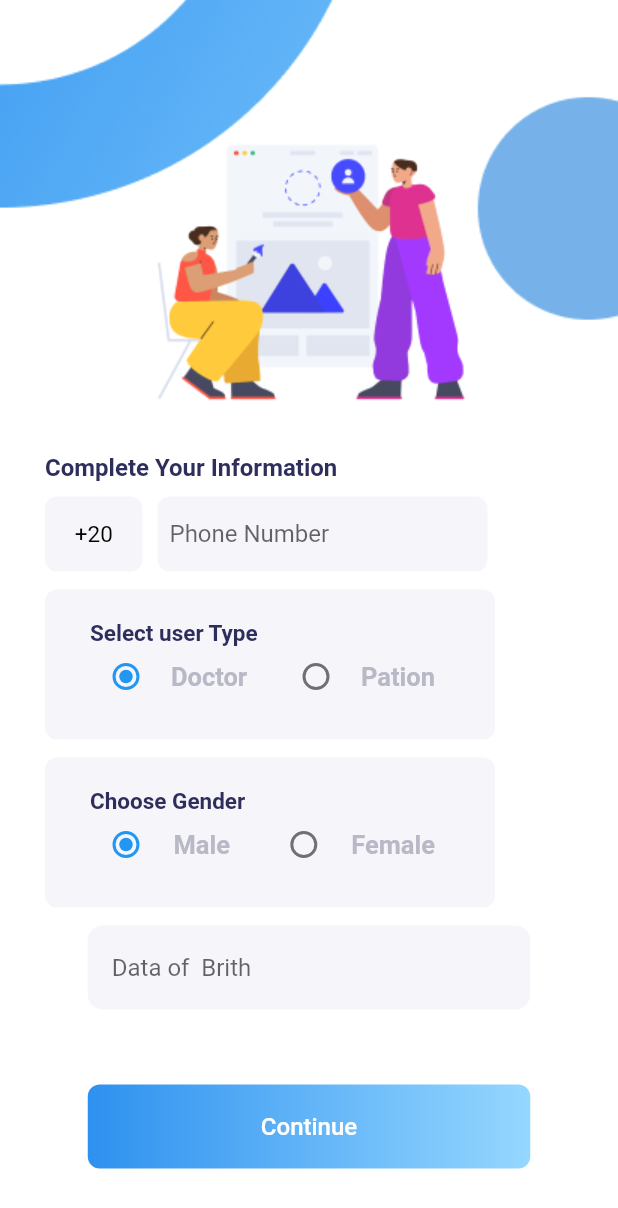
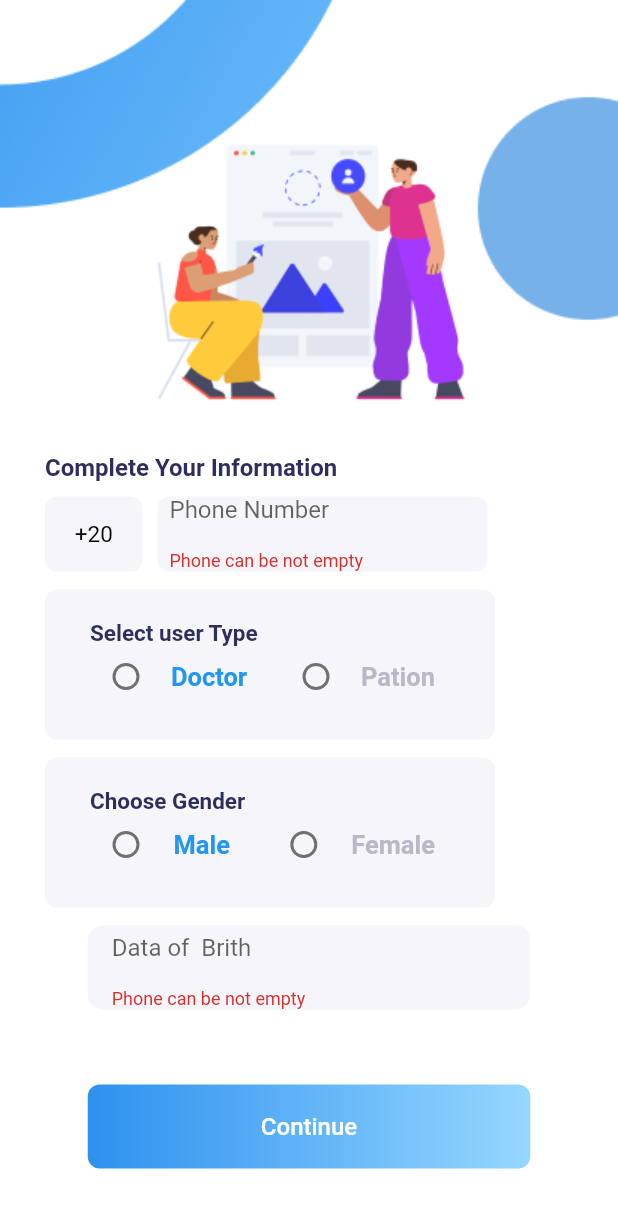
Before and after one commit to Abdulrahman160/my_final_progict, a Flutter app: the PersonalizationView screen opened directly, after a tap on "Continue", on a phone screen of 412 x 824 dp. Shown: the top 1208 px of the screen. Run offline on Flutter 3.47's test engine with Material 2 defaults, Android fonts, the phone set to English and light mode, and no system bars; our stand-ins replace shared_preferences; accounts and stored records are empty.

Commit message:
finish Personalization

```diff
--- a/lib/view/Login.dart
+++ b/lib/view/Login.dart
@@ -248,9 +248,9 @@ class _LoginViewState extends State<LoginView> {
           ),
         ));
   }
-
   void keepUserLoggedIn() async {
     SharedPreferences sp = await SharedPreferences.getInstance();
     sp.setBool(KKeepUserLoggedIn, keepUserLogIn);
+
   }
 }
--- a/lib/view/Personalization.dart
+++ b/lib/view/Personalization.dart
@@ -12,19 +12,25 @@ class PersonalizationView extends StatefulWidget {
   State<PersonalizationView> createState() => _PersonalizationViewState();
 }
 
-bool? checkBockValue;
+final formKay = GlobalKey<FormState>();
+String? phone;
+String? date;
 
 class _PersonalizationViewState extends State<PersonalizationView> {
   @override
   Widget build(BuildContext context) {
     return Scaffold(
       backgroundColor: backColor,
-      body: Container(
+      body: Form(
+        key: formKay,
+        child: Container(
           height: double.infinity,
           width: double.infinity,
           decoration: const BoxDecoration(
             image: DecorationImage(
-            image: AssetImage("assets/images/Background (1).png"),
+              image: AssetImage(
+                "assets/images/Background (1).png",
+              ),
               fit: BoxFit.cover,
             ),
           ),
@@ -39,7 +45,10 @@ class _PersonalizationViewState extends State<PersonalizationView> {
                       height: 75,
                     ),
                     Center(
-                      child: Image.asset("assets/images/Personalization.png")),
+                      child: Image.asset(
+                        "assets/images/Personalization.png",
+                      ),
+                    ),
                     SizedBox(
                       height: 15,
                     ),
@@ -65,7 +74,10 @@ class _PersonalizationViewState extends State<PersonalizationView> {
                           ),
                           child: Text(
                             "+20",
-                          style: TextStyle(color: Colors.black, fontSize: 15),
+                            style: TextStyle(
+                              color: Colors.black,
+                              fontSize: 15,
+                            ),
                           ),
                         ),
                         SizedBox(
@@ -92,6 +104,18 @@ class _PersonalizationViewState extends State<PersonalizationView> {
                                     fontSize: 14),
                                 border: InputBorder.none,
                               ),
+                              onChanged: (value) {
+                                phone = value;
+                              },
+                              validator: (value) {
+                                if (value == null || value.isEmpty) {
+                                  return 'Phone can be not empty';
+                                } else if (value.length < 6) {
+                                  return 'Phone must be 10 number';
+                                } else {
+                                  return null;
+                                }
+                              },
                             ),
                           ),
                         ),
@@ -118,18 +142,34 @@ class _PersonalizationViewState extends State<PersonalizationView> {
                     ),
                     ContainerView(
                       keyboardType: TextInputType.datetime,
-                    onchange: (value) {},
+                      onchange: (value) {
+                        date = value;
+                      },
                       text: "Data of  Brith",
-
+                      validator: (value) {
+                        if (value == null || value.isEmpty) {
+                          return 'Phone can be not empty';
+                        } else {
+                          return null;
+                        }
+                      },
                     ),
-                  SizedBox(height: 50,),
-
-                  ContainerColorView(data: "Continue",onTap: () {//TODO: put the condition
-                     },),
+                    SizedBox(
+                      height: 50,
+                    ),
+                    ContainerColorView(
+                      data: "Continue",
+                      onTap: () {
+                        //TODO: put the condition
+                        if (formKay.currentState!.validate()) {
+                          return;
+                        }
+                      },
+                    ),
                   ],
                 ),
-
               ],
+            ),
           ),
         ),
       ),
--- a/lib/widget/Radio_View.dart
+++ b/lib/widget/Radio_View.dart
@@ -17,9 +17,16 @@ class RadioView extends StatefulWidget {
   State<RadioView> createState() => _RadioViewState();
 }
 
-Object? group = 1;
+Object? group = 0;
+bool? colorChange = false;
+
 
 class _RadioViewState extends State<RadioView> {
+  @override
+  void initState() {
+
+    super.initState();
+  }
   @override
   Widget build(BuildContext context) {
     return Container(
@@ -30,14 +37,20 @@ class _RadioViewState extends State<RadioView> {
         color: Color(0XFFF5F5FA),
       ),
       child: Padding(
-        padding: const EdgeInsets.symmetric(horizontal: 30, vertical: 20),
+        padding: const EdgeInsets.symmetric(
+          horizontal: 30,
+          vertical: 20,
+        ),
         child: Column(
           crossAxisAlignment: CrossAxisAlignment.start,
           children: [
             Text(
               widget.title,
               style: TextStyle(
-                  color: textColor, fontSize: 15, fontWeight: FontWeight.w600),
+                color: textColor,
+                fontSize: 15,
+                fontWeight: FontWeight.w600,
+              ),
             ),
             SizedBox(
               height: 10,
@@ -45,7 +58,9 @@ class _RadioViewState extends State<RadioView> {
             Container(
               height: 20,
               width: 230,
-              child: Row(mainAxisAlignment: MainAxisAlignment.spaceBetween,
+              child:
+              Row(
+                mainAxisAlignment: MainAxisAlignment.spaceBetween,
                 children: [
                   Radio(
                     value: 1,
@@ -54,6 +69,12 @@ class _RadioViewState extends State<RadioView> {
                       setState(
                         () {
                           group = value;
+                          if(group==1){
+                            colorChange=false;
+                          }
+                          else if(group==2){
+                            colorChange=true;
+                          }
                         },
                       );
                     },
@@ -61,9 +82,10 @@ class _RadioViewState extends State<RadioView> {
                   Text(
                     widget.textRadio1,
                     style: TextStyle(
-                        color: Color(0XFFB8B8C7),
-                        fontSize: 17,
-                        fontWeight: FontWeight.w600),
+                      color: colorChange!?hintTextColor:Colors.blue,
+                      fontSize: 17,
+                      fontWeight: FontWeight.w600,
+                    ),
                   ),
                   SizedBox(
                     width: 10,
@@ -73,8 +95,16 @@ class _RadioViewState extends State<RadioView> {
                     groupValue: group,
                     onChanged: (value) {
                       setState(
-                        () {//TODO: put validation
+                        () {
+                          //TODO: put validation
                           group = value;
+                          if(group==1){
+                            colorChange=false;
+                          }
+                          else if(group==2){
+                            colorChange=true;
+                          }
+
                         },
                       );
                     },
@@ -82,7 +112,7 @@ class _RadioViewState extends State<RadioView> {
                   Text(
                     widget.textRadio2,
                     style: TextStyle(
-                        color: Color(0XFFB8B8C7),
+                        color: colorChange!?Colors.blue:hintTextColor,
                         fontSize: 17,
                         fontWeight: FontWeight.w600),
                   ),
```
Also changed, not shown: lib/main.dart (+4 -5 lines), lib/view/Sign_Up/Confirmation.dart (+16 -6 lines), pubspec.lock. Lines whose indentation alone changed are shown as unchanged.
